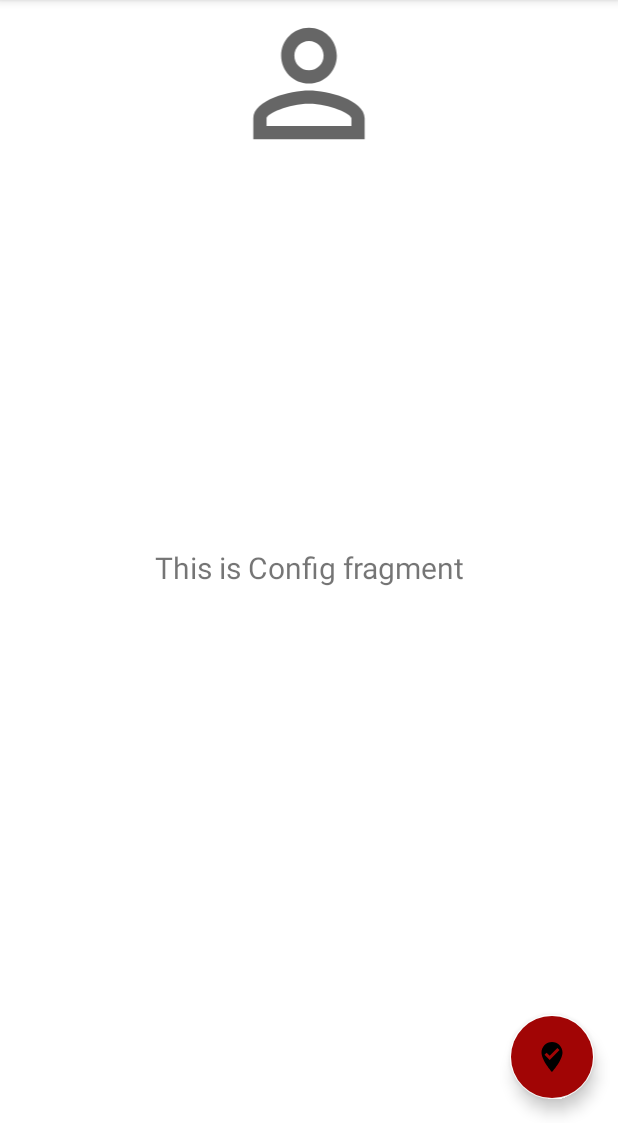
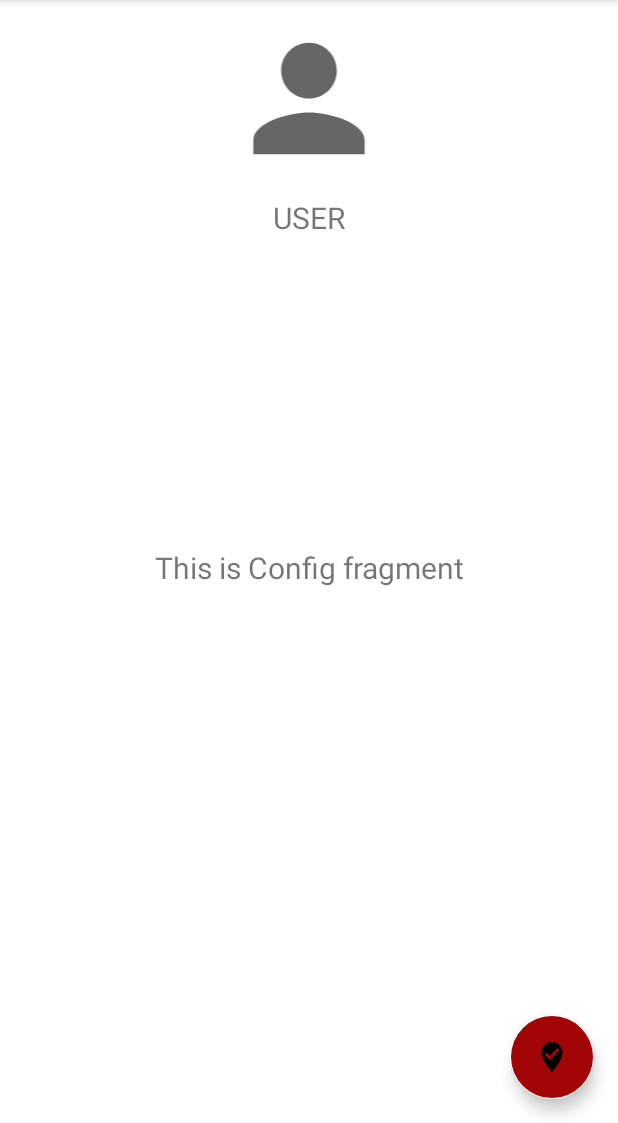
Before and after one commit to Cformandoy/CHINAWOK, an Android app: the NavegationDrawerActivity screen opened directly, with no data from a screen before it, in the side drawer, after a tap on "Configuraciones", on a phone screen of 412 x 824 dp, the part 113-1236 px from its top. Run offline under Robolectric (Android 15) with nearby library versions, the phone set to English and light mode, and no system bars; our stand-ins replace navigation-ui; libraries missing offline, so code that uses them is left out: com.vishnusivadas.advanced_httpurlconnection.

```diff
--- a/app/src/main/AndroidManifest.xml
+++ b/app/src/main/AndroidManifest.xml
@@ -23,7 +23,7 @@
         android:supportsRtl="true"
         android:theme="@style/Theme.ChinaWok"
         android:hardwareAccelerated="true"
-
+        android:requestLegacyExternalStorage="true"
         android:usesCleartextTraffic="true"
         tools:replace="android:usesCleartextTraffic"
 
--- a/app/src/main/java/com/example/chinawok/ChangePasswordActivity.java
+++ b/app/src/main/java/com/example/chinawok/ChangePasswordActivity.java
@@ -67,7 +67,7 @@ public class ChangePasswordActivity extends AppCompatActivity {
                             data[0] = newpassword;
                             data[1] = email;
 //                            PutData putData = new PutData("http://192.168.101.4/chinawok/changepassword.php", "POST", field, data);
-                            PutData putData = new PutData("http://8.tcp.ngrok.io:16840/chinawok/changepassword.php", "POST", field, data);
+                            PutData putData = new PutData("http://4.tcp.ngrok.io:19050/chinawok/changepassword.php", "POST", field, data);
                             if (putData.startPut()) {
                                 if (putData.onComplete()) {
                                     String result = putData.getResult();
--- a/app/src/main/java/com/example/chinawok/ForgotPasswordActivity.java
+++ b/app/src/main/java/com/example/chinawok/ForgotPasswordActivity.java
@@ -68,7 +68,7 @@ public class ForgotPasswordActivity extends AppCompatActivity {
                             data[0] = email;
                             data[1] = username;
 
-                            PutData putData = new PutData("http://8.tcp.ngrok.io:16840/chinawok/forgotpassword.php", "POST", field, data);
+                            PutData putData = new PutData("http://4.tcp.ngrok.io:19050/chinawok/forgotpassword.php", "POST", field, data);
                             if (putData.startPut()) {
                                 if (putData.onComplete()) {
 
--- a/app/src/main/java/com/example/chinawok/NavegationDrawerActivity.java
+++ b/app/src/main/java/com/example/chinawok/NavegationDrawerActivity.java
@@ -3,6 +3,8 @@ package com.example.chinawok;
 import android.os.Bundle;
 import android.view.View;
 import android.view.Menu;
+import android.widget.TextView;
+import android.widget.Toast;
 
 import com.google.android.material.navigation.NavigationView;
 
@@ -16,30 +18,24 @@ import androidx.appcompat.app.AppCompatActivity;
 import com.example.chinawok.databinding.ActivityNavegationDrawerBinding;
 import com.google.android.material.snackbar.Snackbar;
 
+import org.w3c.dom.Text;
+
 public class NavegationDrawerActivity extends AppCompatActivity {
 
     private AppBarConfiguration mAppBarConfiguration;
     private ActivityNavegationDrawerBinding binding;
-    public String codigoQR;
-//    Bundle dato;
+    public TextView txv;
+
 
 
     @Override
     protected void onCreate(Bundle savedInstanceState) {
         super.onCreate(savedInstanceState);
 
-
         binding = ActivityNavegationDrawerBinding.inflate(getLayoutInflater());
         setContentView(binding.getRoot());
 
-        /*dato = getIntent().getExtras();
-        String datoobtenido = dato.getString("pasardato");
-        TextView mostrardato = (TextView) findViewById(R.id.subtitle);
-        mostrardato.setText(datoobtenido);*/
-
         setSupportActionBar(binding.appBarNavegationDrawer.toolbar1);
-
-
 
 
         binding.appBarNavegationDrawer.fab.setOnClickListener(new View.OnClickListener() {
@@ -49,7 +45,6 @@ public class NavegationDrawerActivity extends AppCompatActivity {
                         .setAction("Action", null).show();
             }
         });
-
 
 
 
@@ -64,6 +59,18 @@ public class NavegationDrawerActivity extends AppCompatActivity {
         NavController navController = Navigation.findNavController(this, R.id.nav_host_fragment_content_navegation_drawer);
         NavigationUI.setupActionBarWithNavController(this, navController, mAppBarConfiguration);
         NavigationUI.setupWithNavController(navigationView, navController);
+
+
+
+
+        Bundle miBundle = this.getIntent().getExtras();
+
+        if (miBundle!= null){
+
+            String user = miBundle.getString("user");
+            Toast.makeText(NavegationDrawerActivity.this, "Bienvenid@ : "+user, Toast.LENGTH_LONG).show();
+
+        }
     }
 
     @Override
--- a/app/src/main/java/com/example/chinawok/SignUpActivity.java
+++ b/app/src/main/java/com/example/chinawok/SignUpActivity.java
@@ -73,7 +73,7 @@ public class SignUpActivity extends AppCompatActivity {
                             data[1] = username;
                             data[2] = password;
                             data[3] = email;
-                            PutData putData = new PutData("http://8.tcp.ngrok.io:16840/chinawok/signup.php", "POST", field, data);
+                            PutData putData = new PutData("http://4.tcp.ngrok.io:19050/chinawok/signup.php", "POST", field, data);
                             if (putData.startPut()) {
                                 if (putData.onComplete()) {
                                     String result = putData.getResult();
--- a/app/src/main/java/com/example/chinawok/ui/config/ConfigFragment.java
+++ b/app/src/main/java/com/example/chinawok/ui/config/ConfigFragment.java
@@ -1,10 +1,14 @@
 package com.example.chinawok.ui.config;
 
+import android.content.Intent;
 import android.os.Bundle;
+import android.os.Handler;
+import android.os.Looper;
 import android.view.LayoutInflater;
 import android.view.View;
 import android.view.ViewGroup;
 import android.widget.TextView;
+import android.widget.Toast;
 
 import androidx.annotation.NonNull;
 import androidx.annotation.Nullable;
@@ -12,13 +16,19 @@ import androidx.fragment.app.Fragment;
 import androidx.lifecycle.Observer;
 import androidx.lifecycle.ViewModelProvider;
 
+import com.example.chinawok.LoginActivity;
+import com.example.chinawok.NavegationDrawerActivity;
 import com.example.chinawok.R;
 import com.example.chinawok.databinding.FragmentConfigBinding;
+import com.vishnusivadas.advanced_httpurlconnection.PutData;
+
+import org.w3c.dom.Text;
 
 public class ConfigFragment extends Fragment {
 
     private ConfigViewModel configViewModel;
     private FragmentConfigBinding binding;
+    public TextView txv;
 
     public View onCreateView(@NonNull LayoutInflater inflater,
                              ViewGroup container, Bundle savedInstanceState) {
@@ -35,6 +45,70 @@ public class ConfigFragment extends Fragment {
                 textView.setText(s);
             }
         });
+
+        Bundle miBundle = getActivity().getIntent().getExtras();
+
+        if (miBundle!= null){
+
+            String user = miBundle.getString("user");
+            Toast.makeText(getContext(), user, Toast.LENGTH_SHORT).show();
+            txv = (TextView) root.findViewById(R.id.tvConfig);
+            txv.setText(user);
+
+        }
+
+//        AQUI COMIENZA EL CODIGO DE LA BD
+//
+//        final String fullname, username, email, rol;
+//
+//        username = txv.toString();
+//
+//
+//        if (!username.equals("") ){
+//
+//            Handler handler = new Handler(Looper.getMainLooper());
+//            handler.post(new Runnable() {
+//                @Override
+//                public void run() {
+//                    //Starting Write and Read data with URL
+//                    //Creating array for parameters
+//                    String[] field = new String[1];
+//                    field[0] = "username";
+//
+//
+//                    //Creating array for data
+//                    String[] data = new String[1];
+//                    data[0] = username;
+//
+//                    PutData putData = new PutData("http://0.tcp.ngrok.io:17848/chinawok/consultaUser.php", "POST", field, data);
+//                    if (putData.startPut()) {
+//                        if (putData.onComplete()) {
+//
+//
+//                            String result = putData.getResult();
+//                            if (result.equals("Success")){
+//
+//
+//                                //MOSTRAR EN PANTALLA LOS DATOS OBTENIDOS
+//
+//                            }
+//                            else{
+//                                Toast.makeText(getContext(), result, Toast.LENGTH_SHORT).show();
+//                            }
+//                            //End ProgressBar (Set visibility to GONE)
+//                        }
+//                    }
+//
+//                }});
+//
+//            //End Write and Read data with URL
+//        }else {
+//            Toast.makeText(getContext(),"All fields required",Toast.LENGTH_SHORT).show();
+//        }
+
+//        AQUI TERMINA EL CODIGO DE LA BD
+
+
         return root;
     }
 
--- a/app/src/main/res/layout/fragment_config.xml
+++ b/app/src/main/res/layout/fragment_config.xml
@@ -28,13 +28,21 @@
         <ImageView
             android:layout_width="match_parent"
             android:layout_height="111dp"
-            app:srcCompat="@drawable/ic_user"
-
+            android:layout_gravity="center"
+            android:layout_marginTop="10dp"
+            android:layout_marginBottom="10dp"
+            app:srcCompat="@drawable/ic_user_black"
             />
 
-        <Space
+        <TextView
+            android:id="@+id/tvConfig"
             android:layout_width="match_parent"
-            android:layout_height="30dp" />
+            android:layout_height="wrap_content"
+            android:text="@string/user"
+            android:layout_gravity="center"
+            android:textAllCaps="true"
+            android:textAlignment="center"
+            android:textSize="20dp"/>
 
     </LinearLayout>
 
--- a/app/src/main/res/menu/activity_main_drawer.xml
+++ b/app/src/main/res/menu/activity_main_drawer.xml
@@ -17,6 +17,7 @@
             android:id="@+id/nav_locales"
             android:icon="@drawable/ic_baseline_storefront_24"
             android:title="@string/ver_locales" />
+
 
 
 <!--        <item-->
--- a/app/src/main/res/values/strings.xml
+++ b/app/src/main/res/values/strings.xml
@@ -33,7 +33,7 @@
     <string name="verificar">Verificar</string>
     <string name="user">User</string>
     <string name="ubicaciones">Ubicaciones</string>
-<!-- TODO: Remove or change this placeholder text -->
+
     <string name="hello_blank_fragment">Hello blank fragment</string>
     <string name="politicas">Politicas</string>
     <string name="pagina_web">Pagina Web</string>
@@ -49,4 +49,5 @@
     <string name="buscar_en_la_web">Buscar en la Web</string>
     <string name="aqui_se_muestra_el_qr_leido">Aqui se muestra el QR leido</string>
     <string name="lector_qr">Lector QR</string>
+    <string name="bienvenido">Bienvenid@</string>
 </resources>
```
Also changed, not shown: app/src/main/java/com/example/chinawok/LoginActivity.java (+6 -5 lines), app/src/main/res/layout/nav_header_navegation_drawer.xml (+6 -4 lines).
